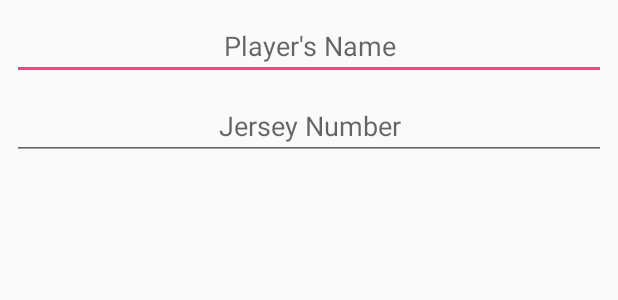
After one commit to ryanmcalpin/basketball-rpg-android, an Android app: the layout new_player_form.xml on its own in the app's theme, with its tools: preview values and no code run, on a phone screen of 412 x 824 dp. The commit adds this screen. Shown: the top 300 px of the screen. Run offline under Robolectric (Android 15) with nearby library versions, the phone set to English and light mode, and no system bars.

Commit message:
add unfinished new player form

```diff
--- a/app/src/main/res/layout/activity_main.xml
+++ b/app/src/main/res/layout/activity_main.xml
@@ -6,13 +6,4 @@
     android:layout_height="match_parent"
     tools:context="com.example.rygn.basketballrpg.MainActivity">
 
-    <TextView
-        android:layout_width="wrap_content"
-        android:layout_height="wrap_content"
-        android:text="Hello World!"
-        app:layout_constraintBottom_toBottomOf="parent"
-        app:layout_constraintLeft_toLeftOf="parent"
-        app:layout_constraintRight_toRightOf="parent"
-        app:layout_constraintTop_toTopOf="parent" />
-
 </android.support.constraint.ConstraintLayout>
--- /dev/null
+++ b/app/src/main/res/layout/new_player_form.xml
@@ -0,0 +1,40 @@
+<?xml version="1.0" encoding="utf-8"?>
+<android.support.constraint.ConstraintLayout
+    xmlns:android="http://schemas.android.com/apk/res/android"
+    xmlns:app="http://schemas.android.com/apk/res-auto"
+    xmlns:tools="http://schemas.android.com/tools"
+    android:layout_width="match_parent"
+    android:layout_height="match_parent">
+
+    <EditText
+        android:id="@+id/nameInput"
+        android:layout_width="0dp"
+        android:layout_height="wrap_content"
+        android:layout_marginEnd="8dp"
+        android:layout_marginStart="8dp"
+        android:layout_marginTop="8dp"
+        android:ems="10"
+        android:hint="Player's Name"
+        android:textAlignment="center"
+        app:layout_constraintEnd_toEndOf="parent"
+        app:layout_constraintHorizontal_bias="0.0"
+        app:layout_constraintStart_toStartOf="parent"
+        app:layout_constraintTop_toTopOf="parent" />
+
+    <EditText
+        android:id="@+id/numberInput"
+        android:layout_width="0dp"
+        android:layout_height="wrap_content"
+        android:layout_marginEnd="8dp"
+        android:layout_marginStart="8dp"
+        android:layout_marginTop="8dp"
+        android:ems="10"
+        android:hint="Jersey Number"
+        android:inputType="number"
+        android:textAlignment="center"
+        app:layout_constraintEnd_toEndOf="parent"
+        app:layout_constraintHorizontal_bias="0.0"
+        app:layout_constraintStart_toStartOf="parent"
+        app:layout_constraintTop_toBottomOf="@+id/nameInput" />
+
+</android.support.constraint.ConstraintLayout>
```
